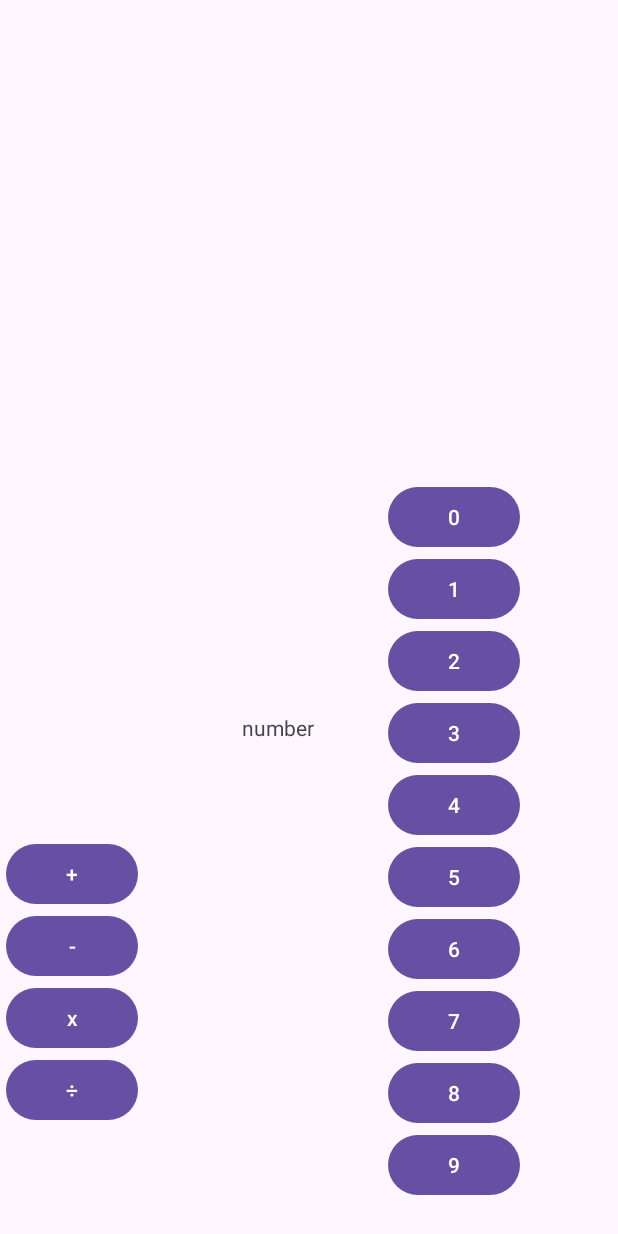
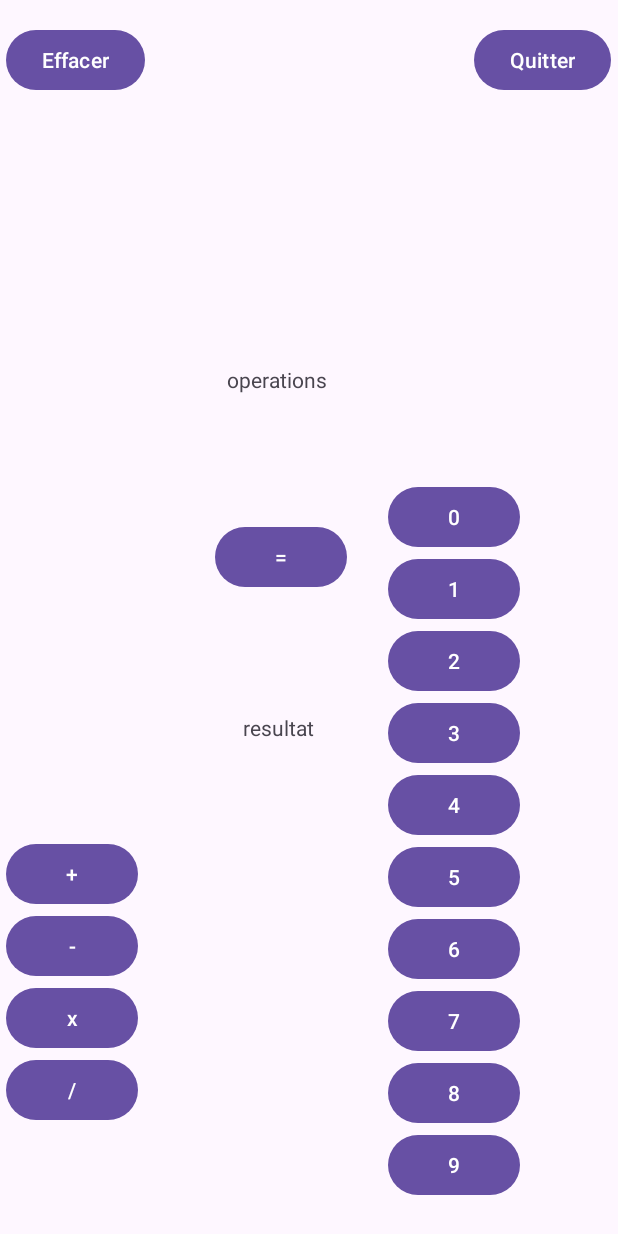
Before and after one commit to Audeiou/Audrey_Leconte_android_project, an Android app: the layout activity_main.xml on its own in the app's theme, with its tools: preview values and no code run, on a phone screen of 412 x 824 dp. Run offline under Robolectric (Android 15) with nearby library versions, the phone set to English and light mode, and no system bars.

Commit message:
Ajout librairie, suite amélioration vue

```diff
--- a/TP1/app/src/main/AndroidManifest.xml
+++ b/TP1/app/src/main/AndroidManifest.xml
@@ -14,6 +14,9 @@
         tools:targetApi="31">
         <activity
             android:name=".MainActivity"
+            android:exported="false" />
+        <activity
+            android:name=".MainActivityHomePage"
             android:exported="true">
             <intent-filter>
                 <action android:name="android.intent.action.MAIN" />
--- a/TP1/app/src/main/res/layout/activity_main.xml
+++ b/TP1/app/src/main/res/layout/activity_main.xml
@@ -146,7 +146,7 @@
             android:layout_height="match_parent">
 
             <Button
-                android:id="@+id/buttonPlus"
+                android:id="@+id/plusButton"
                 android:layout_width="wrap_content"
                 android:layout_height="wrap_content"
                 android:text="+" />
@@ -158,7 +158,7 @@
             android:layout_height="match_parent">
 
             <Button
-                android:id="@+id/buttonMoins"
+                android:id="@+id/minusButton"
                 android:layout_width="wrap_content"
                 android:layout_height="wrap_content"
                 android:text="-" />
@@ -169,7 +169,7 @@
             android:layout_height="match_parent">
 
             <Button
-                android:id="@+id/buttonFois"
+                android:id="@+id/timesButton"
                 android:layout_width="wrap_content"
                 android:layout_height="wrap_content"
                 android:text="x" />
@@ -180,22 +180,75 @@
             android:layout_height="match_parent">
 
             <Button
-                android:id="@+id/buttonDivise"
+                android:id="@+id/divideButton"
                 android:layout_width="wrap_content"
                 android:layout_height="wrap_content"
-                android:text="\u00F7" />
+                android:text="/" />
         </TableRow>
     </TableLayout>
 
     <TextView
-        android:id="@+id/operation"
+        android:id="@+id/operations"
         android:layout_width="wrap_content"
         android:layout_height="wrap_content"
-        android:text="number"
+        android:text="operations"
+        app:layout_constraintBottom_toBottomOf="parent"
+        app:layout_constraintEnd_toEndOf="parent"
+        app:layout_constraintHorizontal_bias="0.438"
+        app:layout_constraintStart_toStartOf="parent"
+        app:layout_constraintTop_toTopOf="parent"
+        app:layout_constraintVertical_bias="0.302" />
+
+    <TextView
+        android:id="@+id/result"
+        android:layout_width="wrap_content"
+        android:layout_height="wrap_content"
+        android:text="resultat"
         app:layout_constraintBottom_toBottomOf="parent"
         app:layout_constraintEnd_toEndOf="parent"
         app:layout_constraintHorizontal_bias="0.444"
         app:layout_constraintStart_toStartOf="parent"
         app:layout_constraintTop_toTopOf="parent"
         app:layout_constraintVertical_bias="0.591" />
+
+    <Button
+        android:id="@+id/buttonEqual"
+        android:layout_width="wrap_content"
+        android:layout_height="wrap_content"
+        android:text="="
+        app:layout_constraintBottom_toBottomOf="parent"
+        app:layout_constraintEnd_toEndOf="parent"
+        app:layout_constraintHorizontal_bias="0.442"
+        app:layout_constraintStart_toStartOf="parent"
+        app:layout_constraintTop_toTopOf="parent"
+        app:layout_constraintVertical_bias="0.448"
+        tools:ignore="MissingConstraints" />
+
+    <Button
+        android:id="@+id/buttonErase"
+        android:layout_width="wrap_content"
+        android:layout_height="wrap_content"
+        android:text="Effacer"
+        app:layout_constraintBottom_toBottomOf="parent"
+        app:layout_constraintEnd_toEndOf="parent"
+        app:layout_constraintHorizontal_bias="0.013"
+        app:layout_constraintStart_toStartOf="parent"
+        app:layout_constraintTop_toTopOf="parent"
+        app:layout_constraintVertical_bias="0.021"
+        tools:ignore="MissingConstraints" />
+
+    <Button
+        android:id="@+id/exitButton"
+        android:layout_width="wrap_content"
+        android:layout_height="wrap_content"
+        android:text="Quitter"
+        app:layout_constraintBottom_toBottomOf="parent"
+        app:layout_constraintEnd_toEndOf="parent"
+        app:layout_constraintHorizontal_bias="0.986"
+        app:layout_constraintStart_toStartOf="parent"
+        app:layout_constraintTop_toTopOf="parent"
+        app:layout_constraintVertical_bias="0.021"
+        tools:ignore="MissingConstraints" />
+
+
 </androidx.constraintlayout.widget.ConstraintLayout>
```
Also changed, not shown: TP1/app/src/main/java/fr/ensicaen/tp1/MainActivity.java (+40 -0 lines), TP1/app/src/main/java/fr/ensicaen/tp1/MainActivityHomePage.java (added, +26 -0 lines), TP1/app/src/main/res/layout/activity_main_home_page.xml (added, +19 -0 lines).
